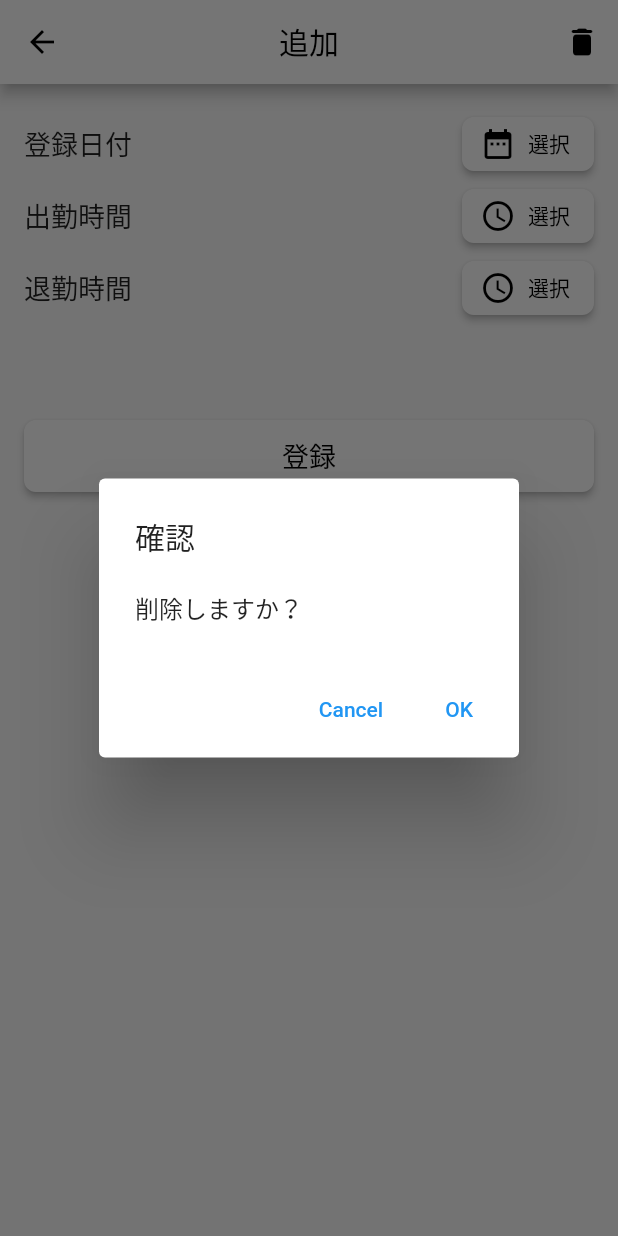
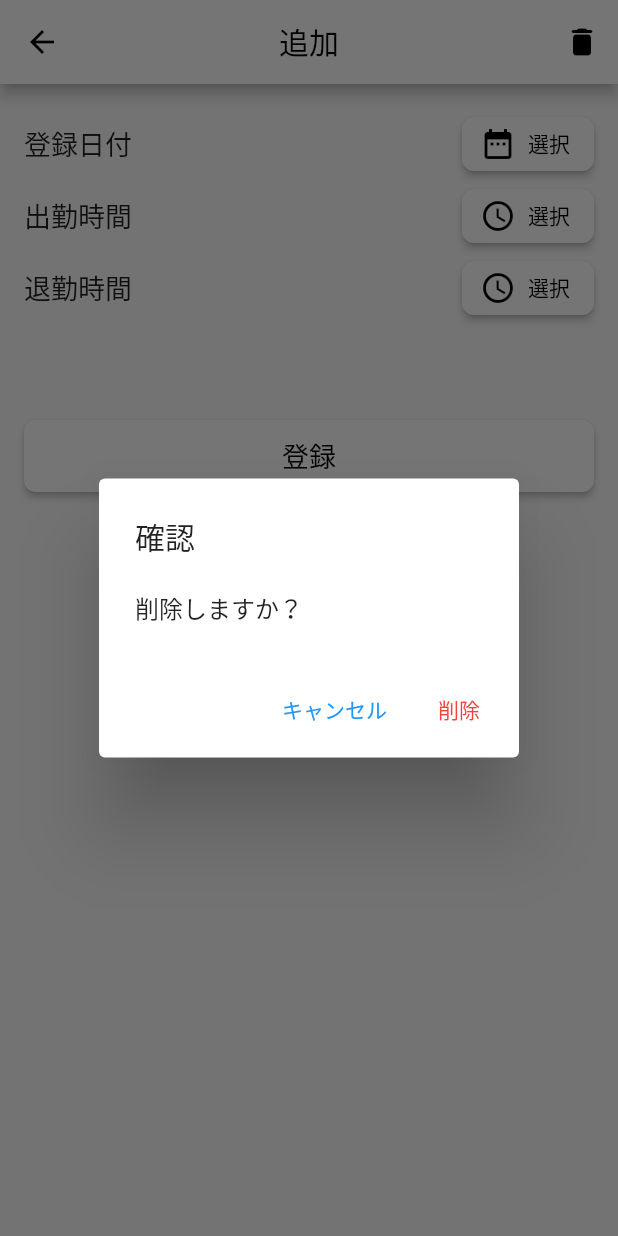
Before and after one commit to nfrutta/flutter-samples, a Flutter app: the EditPage screen opened directly, after a tap on the "delete" icon, on a phone screen of 412 x 824 dp. Run offline on Flutter 3.47's test engine with Material 2 defaults, Android fonts, the phone set to English and light mode, and no system bars; our stand-ins replace cloud_firestore, firebase_core, flutter_slidable, month_picker_dialog, sqflite; accounts and stored records are empty.

```diff
--- a/project/simple_timecard/lib/presentation/edit/edit_page.dart
+++ b/project/simple_timecard/lib/presentation/edit/edit_page.dart
@@ -8,7 +8,7 @@ import 'edit_model.dart';
 
 class EditPage extends StatelessWidget {
   EditPage({this.timecard});
-  TimeCard? timecard;
+  final TimeCard? timecard;
 
   @override
   Widget build(BuildContext context) {
@@ -25,7 +25,8 @@ class EditPage extends StatelessWidget {
           backgroundColor: Colors.white,
           iconTheme: IconThemeData(color: Colors.black),
           actions: [
-            IconButton(
+            Consumer<EditModel>(builder: (context, model, _) {
+              return IconButton(
                 icon: Icon(Icons.delete_rounded),
                 onPressed: () async {
                   showDialog(
@@ -37,16 +38,15 @@ class EditPage extends StatelessWidget {
                         content: Text("削除しますか？"),
                         actions: [
                           TextButton(
-                          child: Text("Cancel"),
+                            child: Text("キャンセル"),
                             onPressed: () => Navigator.pop(context),
                           ),
                           TextButton(
-                          child: Text("OK"),
+                            child:
+                                Text("削除", style: TextStyle(color: Colors.red)),
                             onPressed: () async {
-                            // final model = Provider.of<EditModel>(context);
-                            //
-                            // // 削除
-                            // model.delete();
+                              // 削除
+                              await model.delete();
 
                               // ダイアログを閉じる
                               Navigator.pop(context);
@@ -60,7 +60,8 @@ class EditPage extends StatelessWidget {
                     },
                   );
                 },
-            ),
+              );
+            }),
           ],
         ),
         body: Center(
```
Also changed, not shown: project/simple_timecard/lib/presentation/history/history_page.dart (+24 -4 lines), project/simple_timecard/pubspec.yaml (+2 -57 lines), project/simple_timecard/pubspec.lock. Lines whose indentation alone changed are shown as unchanged.
